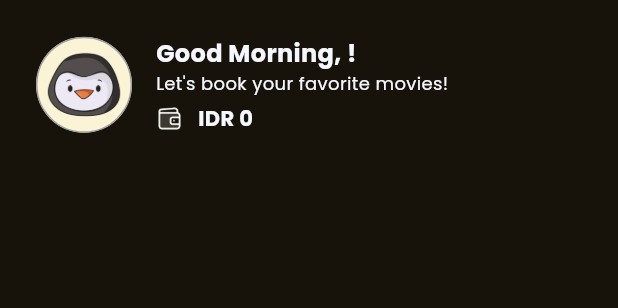
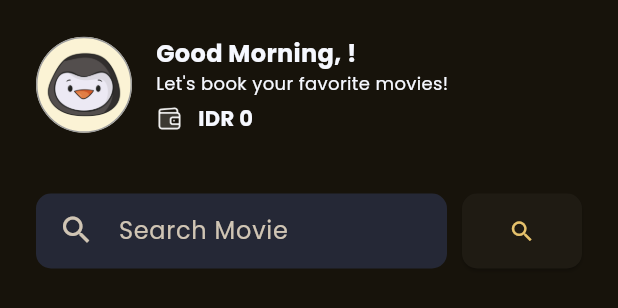
Before and after one commit to masas112/flix-id, a Flutter app: the MoviePage widget shown alone on an empty page, opened directly, on a phone screen of 412 x 824 dp. Shown: the top 308 px of the screen. Run offline on Flutter 3.47's test engine with Material 2 defaults, Android fonts, the phone set to English and light mode, and no system bars; our stand-ins replace cloud_firestore, dio, firebase_auth, firebase_core, firebase_storage, flutter_riverpod and 4 more; accounts and stored records are empty; generated files the repository leaves out were written again.

Commit message:
Add Search Bar

```diff
--- a/lib/presentation/pages/movie_page/methods/search_bar.dart
+++ b/lib/presentation/pages/movie_page/methods/search_bar.dart
@@ -1,3 +1,39 @@
 import 'package:flutter/material.dart';
 
-Widget searchBar(BuildContext context) => Container();
+Widget searchBar(BuildContext context) => Row(
+      children: [
+        Container(
+          width: MediaQuery.of(context).size.width - 24 - 24 - 90,
+          height: 50,
+          margin: const EdgeInsets.only(left: 24, right: 10),
+          padding: const EdgeInsets.symmetric(horizontal: 15),
+          decoration: BoxDecoration(
+            color: const Color(0xFF252836),
+            borderRadius: BorderRadius.circular(10),
+          ),
+          child: TextField(
+            style: TextStyle(color: Colors.grey.shade400),
+            decoration: const InputDecoration(
+              hintText: 'Search Movie',
+              border: InputBorder.none,
+              icon: Icon(Icons.search),
+            ),
+          ),
+        ),
+        SizedBox(
+          width: 80,
+          height: 50,
+          child: ElevatedButton(
+            onPressed: () {},
+            style: ButtonStyle(
+              shape: MaterialStateProperty.all<RoundedRectangleBorder>(
+                RoundedRectangleBorder(
+                  borderRadius: BorderRadius.circular(10.0),
+                ),
+              ),
+            ),
+            child: const Icon(Icons.search),
+          ),
+        )
+      ],
+    );
--- a/lib/presentation/pages/movie_page/movie_page.dart
+++ b/lib/presentation/pages/movie_page/movie_page.dart
@@ -1,3 +1,4 @@
+import 'package:flix_id/presentation/misc/methods.dart';
 import 'package:flix_id/presentation/pages/movie_page/methods/movie_list.dart';
 import 'package:flix_id/presentation/providers/movie/now_playing_provider.dart';
 import 'package:flix_id/presentation/providers/movie/upcoming_provider.dart';
@@ -23,7 +24,9 @@ class MoviePage extends ConsumerWidget {
         Column(
           children: [
             userInfo(ref),
+            verticalSpace(40),
             searchBar(context),
+            verticalSpace(24),
             ...movieList(
               title: 'Now Playing',
               movies: ref.watch(nowPlayingProvider),
@@ -32,7 +35,7 @@ class MoviePage extends ConsumerWidget {
               },
             ),
             ...promotionList(promotionImageFileNames),
-            ... movieList(
+            ...movieList(
               title: 'Upcoming',
               movies: ref.watch(upComingProvider),
             )
```
